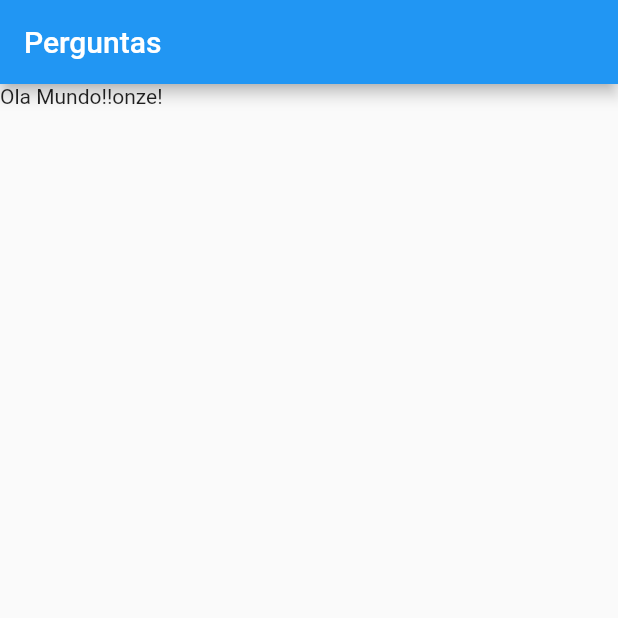
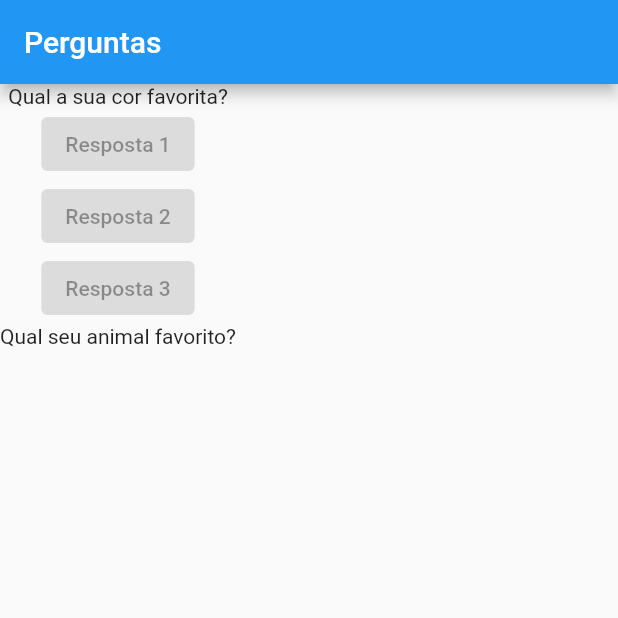
Before and after one commit to CasacoVermelho/projeto_perguntas, a Flutter app: the screen it shows after launch, on a phone screen of 412 x 824 dp, the top half of it. Run offline on Flutter 3.47's test engine with Material 2 defaults, Android fonts, the phone set to English and light mode, and no system bars.

Commit message:
texto variáveis e botões

```diff
--- a/lib/main.dart
+++ b/lib/main.dart
@@ -8,12 +8,34 @@ class PerguntaApp extends StatelessWidget {
 
   @override
   Widget build(BuildContext context) {
+    final List<String> perguntas = [
+      'Qual a sua cor favorita?',
+      'Qual seu animal favorito?',
+    ];
+
     return MaterialApp(
       home: Scaffold(
         appBar: AppBar(
           title: const Text('Perguntas'),
         ),
-        body: Text('Ola Mundo!!onze!'),
+        body: Column(
+          children: [
+            Text(perguntas.elementAt(0)),
+            const ElevatedButton(
+              onPressed: null,
+              child: Text('Resposta 1')
+            ),
+            const ElevatedButton(
+              onPressed: null,
+              child: Text('Resposta 2')
+            ),
+            const ElevatedButton(
+              onPressed: null,
+              child: Text('Resposta 3')
+            ),
+            Text(perguntas.elementAt(1)),
+          ],
+        ),
       ),
     );
   }
```
